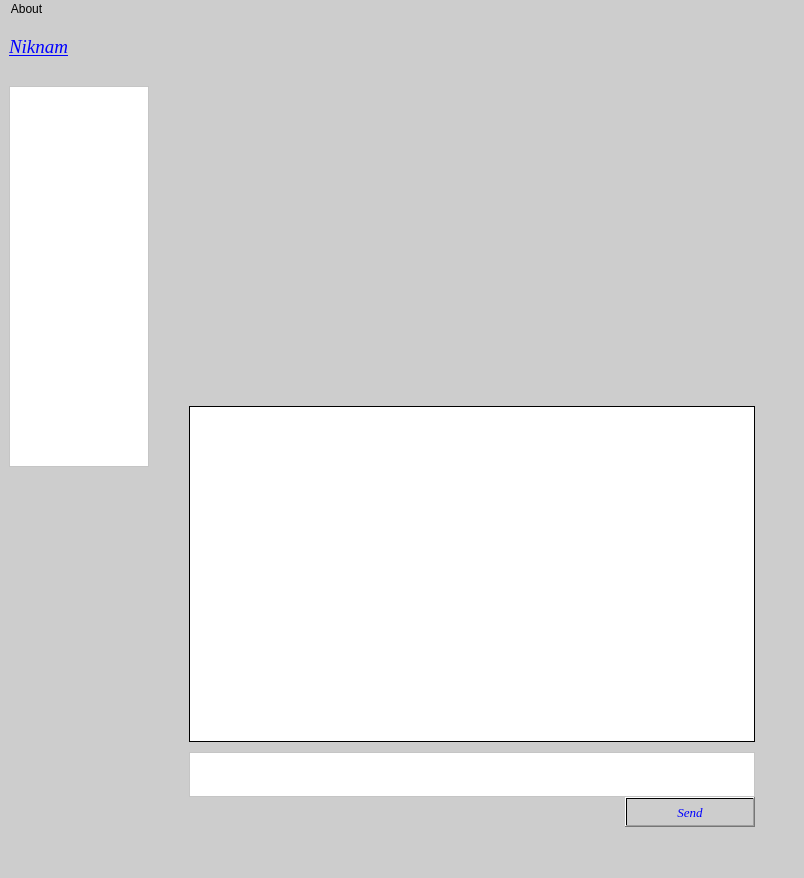
icarazob/TCPVideoChatQT, file QTClient/Ui/mainwindow.ui: the form before one commit.
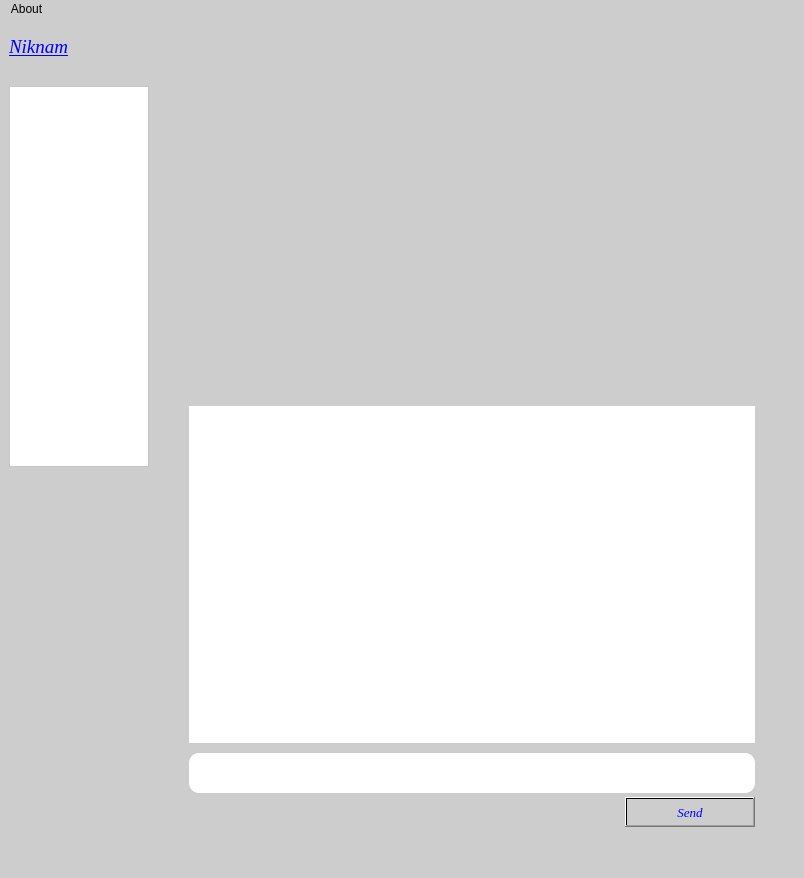
The form after the commit. Icons and pictures are not drawn.

Commit message: Added QListWidget insted plaintText.

The edit to the form file:
```diff
--- a/QTClient/Ui/mainwindow.ui
+++ b/QTClient/Ui/mainwindow.ui
@@ -393,40 +393,26 @@
              </spacer>
             </item>
             <item>
-             <widget class="QPlainTextEdit" name="plainTextEdit">
-              <property name="sizePolicy">
-               <sizepolicy hsizetype="Expanding" vsizetype="MinimumExpanding">
-                <horstretch>0</horstretch>
-                <verstretch>0</verstretch>
-               </sizepolicy>
-              </property>
+             <widget class="QListWidget" name="listWidget">
               <property name="minimumSize">
                <size>
                 <width>480</width>
                 <height>300</height>
                </size>
               </property>
-              <property name="maximumSize">
-               <size>
-                <width>16777215</width>
-                <height>16777215</height>
-               </size>
-              </property>
-              <property name="font">
-               <font>
-                <family>Times New Roman</family>
-                <pointsize>12</pointsize>
-                <weight>75</weight>
-                <italic>true</italic>
-                <bold>true</bold>
-               </font>
-              </property>
               <property name="styleSheet">
-               <string notr="true">background-color: qlineargradient(spread:pad, x1:0, y1:0, x2:1, y2:0, stop:0 rgba(255, 255, 255, 255), stop:1 rgba(255, 255, 255, 255));
-border-color: qlineargradient(spread:pad, x1:0, y1:0, x2:1, y2:0, stop:0 rgba(122, 90, 239, 255), stop:1 rgba(255, 255, 255, 255));</string>
+               <string notr="true">QListWidget{
+border: 0px solid black;
+background-color: #fff;
+}
+
+</string>
               </property>
-              <property name="readOnly">
-               <bool>true</bool>
+              <property name="horizontalScrollBarPolicy">
+               <enum>Qt::ScrollBarAlwaysOff</enum>
+              </property>
+              <property name="verticalScrollMode">
+               <enum>QAbstractItemView::ScrollPerPixel</enum>
               </property>
              </widget>
             </item>
@@ -469,20 +455,20 @@
             <item>
              <layout class="QVBoxLayout" name="verticalLayout_7">
               <property name="spacing">
-               <number>0</number>
+               <number>4</number>
               </property>
               <item>
                <widget class="QPlainTextEdit" name="plainTextForSend">
                 <property name="minimumSize">
                  <size>
                   <width>480</width>
-                  <height>45</height>
+                  <height>40</height>
                  </size>
                 </property>
                 <property name="maximumSize">
                  <size>
                   <width>16777215</width>
-                  <height>45</height>
+                  <height>40</height>
                  </size>
                 </property>
                 <property name="font">
@@ -494,7 +480,11 @@
                 </property>
                 <property name="styleSheet">
                  <string notr="true">background-color: rgb(255, 255, 255);
-border-color: rgb(0, 0, 255);</string>
+border-color: rgb(0, 0, 255);
+border-radius: 10px;</string>
+                </property>
+                <property name="backgroundVisible">
+                 <bool>false</bool>
                 </property>
                </widget>
               </item>
```
The commit also changes 9 other files.
